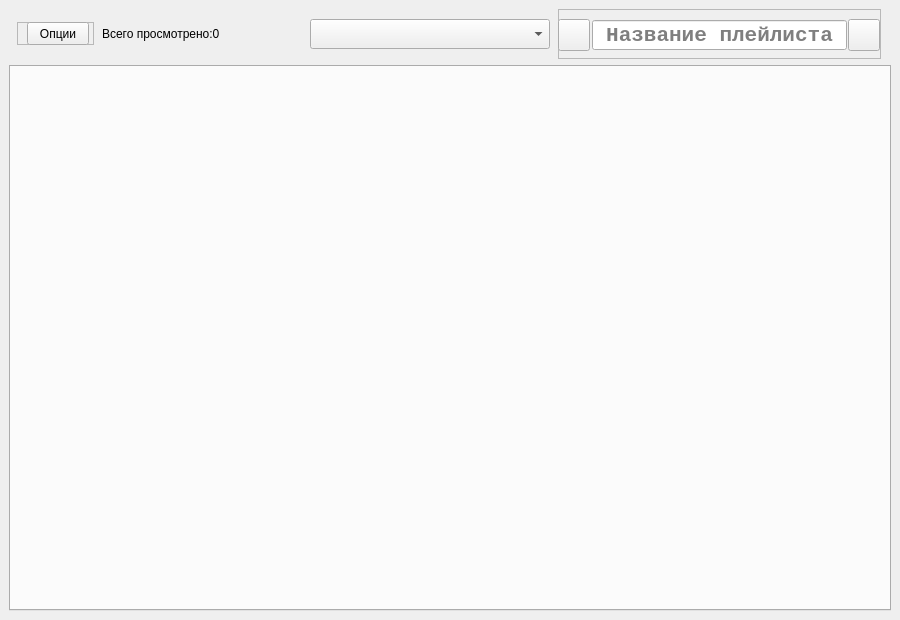
Old version of the form Python/PlayListStore_4.0/GUI/Main_Form.ui in the repository Kamikoto-sama/Kamis-Code.
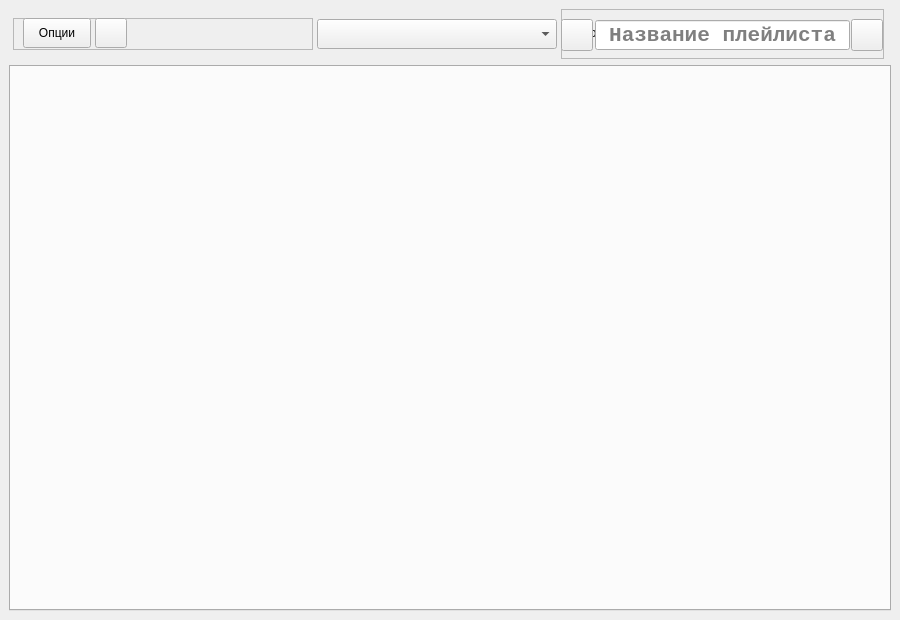
New version of the form. Icons and pictures are not drawn.

```diff
--- a/Python/PlayListStore_4.0/GUI/Main_Form.ui
+++ b/Python/PlayListStore_4.0/GUI/Main_Form.ui
@@ -26,6 +26,12 @@
   <property name="styleSheet">
    <string notr="true"/>
   </property>
+  <property name="iconSize">
+   <size>
+    <width>64</width>
+    <height>64</height>
+   </size>
+  </property>
   <widget class="QWidget" name="centralwidget">
    <layout class="QVBoxLayout" name="verticalLayout">
     <item>
@@ -39,7 +45,10 @@
       <property name="layoutDirection">
        <enum>Qt::LeftToRight</enum>
       </property>
-      <layout class="QGridLayout" name="gridLayout">
+      <layout class="QHBoxLayout" name="horizontalLayout">
+       <property name="spacing">
+        <number>0</number>
+       </property>
        <property name="leftMargin">
         <number>0</number>
        </property>
@@ -52,23 +61,68 @@
        <property name="bottomMargin">
         <number>0</number>
        </property>
-       <property name="spacing">
-        <number>0</number>
-       </property>
-       <item row="0" column="2">
-        <widget class="QLabel" name="viewed_count">
+       <item>
+        <widget class="QFrame" name="frame_2">
          <property name="maximumSize">
           <size>
-           <width>200</width>
-           <height>16777215</height>
+           <width>300</width>
+           <height>32</height>
           </size>
          </property>
-         <property name="text">
-          <string>Всего просмотрено:0</string>
+         <property name="frameShape">
+          <enum>QFrame::StyledPanel</enum>
          </property>
+         <property name="frameShadow">
+          <enum>QFrame::Raised</enum>
+         </property>
+         <widget class="QPushButton" name="options">
+          <property name="geometry">
+           <rect>
+            <x>10</x>
+            <y>0</y>
+            <width>68</width>
+            <height>30</height>
+           </rect>
+          </property>
+          <property name="cursor">
+           <cursorShape>PointingHandCursor</cursorShape>
+          </property>
+          <property name="text">
+           <string>Опции</string>
+          </property>
+         </widget>
+         <widget class="QToolButton" name="con_info">
+          <property name="geometry">
+           <rect>
+            <x>82</x>
+            <y>0</y>
+            <width>32</width>
+            <height>30</height>
+           </rect>
+          </property>
+          <property name="cursor">
+           <cursorShape>PointingHandCursor</cursorShape>
+          </property>
+          <property name="toolTip">
+           <string>&lt;html&gt;&lt;head/&gt;&lt;body&gt;&lt;p&gt;&lt;span style=&quot; font-size:11pt; font-weight:600;&quot;&gt;Имеются продолжения!&lt;/span&gt;&lt;/p&gt;&lt;/body&gt;&lt;/html&gt;</string>
+          </property>
+          <property name="text">
+           <string/>
+          </property>
+          <property name="icon">
+           <iconset>
+            <normaloff>../Icons/сon_info.png</normaloff>../Icons/сon_info.png</iconset>
+          </property>
+          <property name="iconSize">
+           <size>
+            <width>32</width>
+            <height>32</height>
+           </size>
+          </property>
+         </widget>
         </widget>
        </item>
-       <item row="0" column="4">
+       <item>
         <widget class="QComboBox" name="pl_list">
          <property name="minimumSize">
           <size>
@@ -93,38 +147,12 @@
          <property name="focusPolicy">
           <enum>Qt::NoFocus</enum>
          </property>
-        </widget>
-       </item>
-       <item row="0" column="1">
-        <widget class="QFrame" name="frame_2">
-         <property name="maximumSize">
-          <size>
-           <width>77</width>
-           <height>23</height>
-          </size>
+         <property name="editable">
+          <bool>false</bool>
          </property>
-         <property name="frameShape">
-          <enum>QFrame::StyledPanel</enum>
-         </property>
-         <property name="frameShadow">
-          <enum>QFrame::Raised</enum>
-         </property>
-         <widget class="QPushButton" name="options">
-          <property name="geometry">
-           <rect>
-            <x>10</x>
-            <y>0</y>
-            <width>62</width>
-            <height>23</height>
-           </rect>
-          </property>
-          <property name="text">
-           <string>Опции</string>
-          </property>
-         </widget>
         </widget>
        </item>
-       <item row="0" column="6">
+       <item>
         <widget class="QFrame" name="frame">
          <property name="minimumSize">
           <size>
@@ -256,6 +284,29 @@
            </size>
           </property>
          </widget>
+         <widget class="QLabel" name="viewed_count">
+          <property name="geometry">
+           <rect>
+            <x>4</x>
+            <y>-1</y>
+            <width>253</width>
+            <height>50</height>
+           </rect>
+          </property>
+          <property name="maximumSize">
+           <size>
+            <width>400</width>
+            <height>16777215</height>
+           </size>
+          </property>
+          <property name="text">
+           <string>Всего просмотрено:0</string>
+          </property>
+         </widget>
+         <zorder>viewed_count</zorder>
+         <zorder>addP</zorder>
+         <zorder>pl_name</zorder>
+         <zorder>close_pl_name</zorder>
         </widget>
        </item>
       </layout>
```
Left out of the diff: 16 changed lines with no effect on the pictures.
